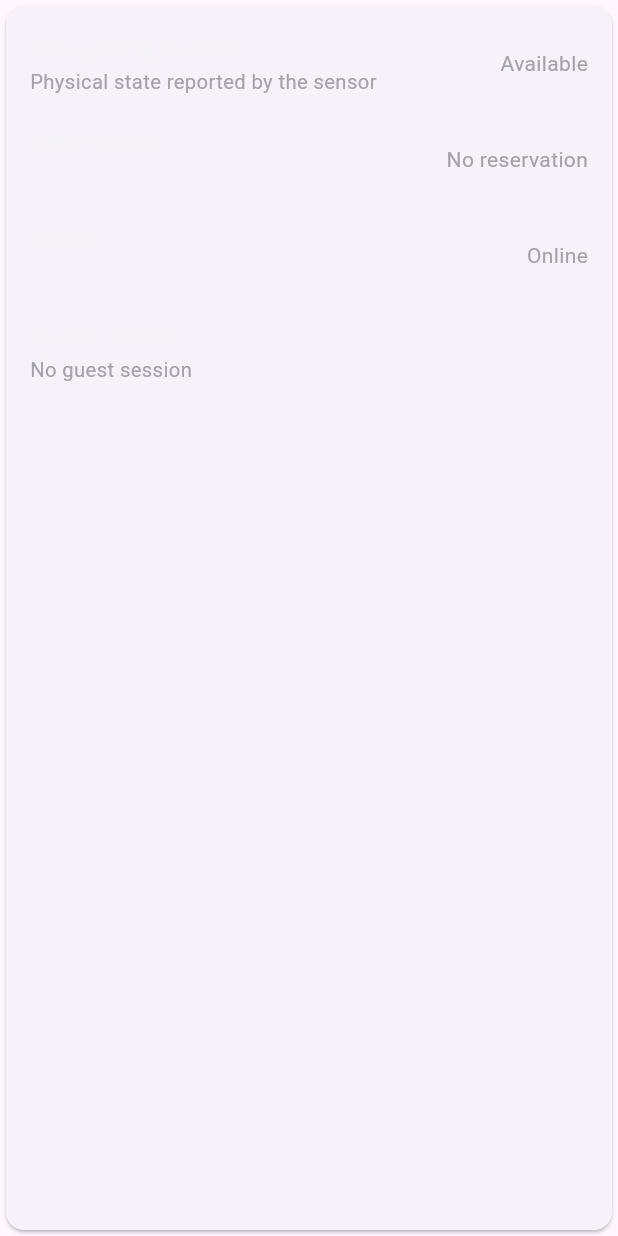
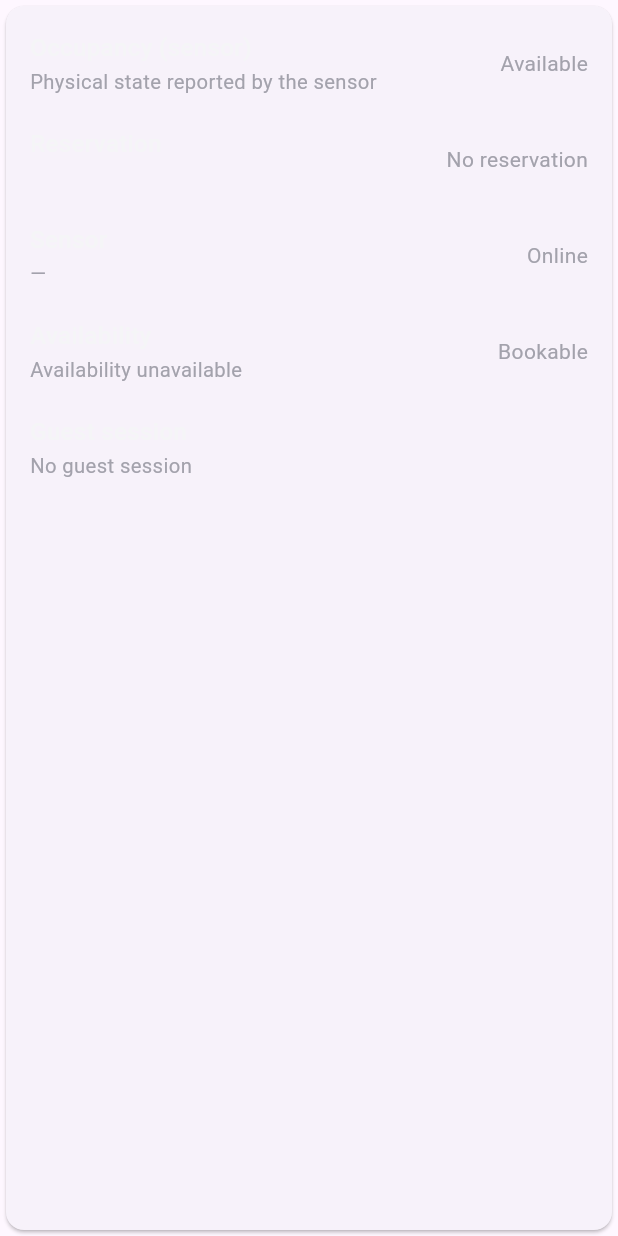
Before and after one commit to yachiqo-upc/spotgo-flutter-app, a Flutter app: the SpotStateTable widget shown alone on an empty page, opened directly with empty values, on a phone screen of 412 x 824 dp. Run offline on Flutter 3.47's test engine with Material 3 defaults, Android fonts, the phone set to English and light mode, and no system bars; our stand-ins replace image_picker; accounts and stored records are empty.

Commit message:
fix(occupancy): respect bookable flag from availability

```diff
--- a/lib/data/models/parking_spot.dart
+++ b/lib/data/models/parking_spot.dart
@@ -36,7 +36,9 @@ enum ReservationState {
 enum SensorHealth {
   healthy('Online'),
   degraded('Degraded'),
-  failed('Offline');
+  failed('Offline'),
+  noSensor('No active sensor'),
+  unknown('Unknown');
 
   const SensorHealth(this.label);
 
@@ -66,8 +68,10 @@ class ParkingSpot {
     required this.sensorId,
     required this.sensorHealth,
     required this.lastReadingAt,
+    this.bookable = true,
     this.operationalStatus = 'ACTIVE',
     this.availabilityReason = '',
+    this.sensorHealthReason = '',
     this.reservationCode,
     this.guestSessionId,
   });
@@ -82,11 +86,15 @@ class ParkingSpot {
   final String sensorId;
   final SensorHealth sensorHealth;
   final DateTime lastReadingAt;
+  final bool bookable;
   final String operationalStatus;
   final String availabilityReason;
+  final String sensorHealthReason;
   final String? guestSessionId;
 
-  bool get sensorReliable => sensorHealth != SensorHealth.failed;
+  bool get sensorReliable =>
+      sensorHealth == SensorHealth.healthy ||
+      sensorHealth == SensorHealth.degraded;
 
   SpotAvailability get availability {
     if (!sensorReliable ||
@@ -105,7 +113,32 @@ class ParkingSpot {
     return SpotAvailability.available;
   }
 
-  bool get canStartGuestSession => availability == SpotAvailability.available;
+  bool get canStartGuestSession =>
+      bookable && availability == SpotAvailability.available;
+
+  String get availabilityReasonLabel {
+    if (availabilityReason.isEmpty) return 'Availability unavailable';
+    return _reasonLabel(availabilityReason);
+  }
+
+  String get sensorHealthReasonLabel =>
+      sensorHealthReason.isEmpty ? '' : _reasonLabel(sensorHealthReason);
+
+  static String _reasonLabel(String reason) {
+    const knownReasons = {
+      'FUTURE_SLOT_NO_KNOWN_BLOCK': 'No known block for this time slot',
+      'RESERVATION_OR_OPEN_STAY': 'Reservation or guest session in progress',
+      'NO_ACTIVE_SENSOR': 'No active sensor',
+    };
+    return knownReasons[reason] ??
+        reason
+            .replaceAll('_', ' ')
+            .toLowerCase()
+            .replaceFirstMapped(
+              RegExp(r'^[a-z]'),
+              (match) => match[0]!.toUpperCase(),
+            );
+  }
 
   /// Occupied without an active reservation or guest session (US06).
   bool get hasUnvalidatedOccupancy =>
@@ -125,6 +158,9 @@ class ParkingSpot {
     OccupancyStatus? occupancy,
     ReservationState? reservation,
     SensorHealth? sensorHealth,
+    bool? bookable,
+    String? availabilityReason,
+    String? sensorHealthReason,
     DateTime? lastReadingAt,
     String? guestSessionId,
     bool clearGuestSession = false,
@@ -140,8 +176,10 @@ class ParkingSpot {
       sensorId: sensorId,
       sensorHealth: sensorHealth ?? this.sensorHealth,
       lastReadingAt: lastReadingAt ?? this.lastReadingAt,
+      bookable: bookable ?? this.bookable,
       operationalStatus: operationalStatus,
-      availabilityReason: availabilityReason,
+      availabilityReason: availabilityReason ?? this.availabilityReason,
+      sensorHealthReason: sensorHealthReason ?? this.sensorHealthReason,
       guestSessionId: clearGuestSession
           ? null
           : guestSessionId ?? this.guestSessionId,
--- a/lib/features/guests/new_guest_session_screen.dart
+++ b/lib/features/guests/new_guest_session_screen.dart
@@ -6,7 +6,6 @@ import '../../core/utils/formatters.dart';
 import '../../core/widgets/cards.dart';
 import '../../core/widgets/page_layout.dart';
 import '../../data/models/guest_session.dart';
-import '../../data/models/parking_spot.dart';
 import '../../data/repositories/parking_repository.dart';
 import '../../domain/parking_rules.dart';
 
@@ -193,7 +192,7 @@ class _NewGuestSessionScreenState extends State<NewGuestSessionScreen> {
                           enabled: spot.canStartGuestSession,
                           child: Text(
                             '${spot.code} · ${spot.type.label} · '
-                            '${spot.availability.label}',
+                            '${spot.canStartGuestSession ? spot.availability.label : spot.availabilityReasonLabel}',
                             style: TextStyle(
                               color: spot.canStartGuestSession
                                   ? AppColors.textPrimary
@@ -206,8 +205,7 @@ class _NewGuestSessionScreenState extends State<NewGuestSessionScreen> {
                     validator: (value) {
                       if (value == null) return 'Select a parking spot';
                       final spot = admin.spotById(value);
-                      if (spot == null ||
-                          spot.availability != SpotAvailability.available) {
+                      if (spot == null || !spot.canStartGuestSession) {
                         return 'Select an Available spot';
                       }
                       return null;
--- a/lib/features/occupancy/occupancy_screen.dart
+++ b/lib/features/occupancy/occupancy_screen.dart
@@ -815,7 +815,11 @@ class _SpotDetailsSheetState extends State<_SpotDetailsSheet> {
                     if (!widget.spot.canStartGuestSession ||
                         !(widget.zone?.isActive ?? false))
                       SpotNotice(
-                        observation.reason.isNotEmpty ? observation.reason : 'A sensor reading is required before this spot can be used.',
+                        !widget.spot.bookable
+                            ? widget.spot.availabilityReasonLabel
+                            : observation.reason.isNotEmpty
+                            ? observation.reason
+                            : 'A sensor reading is required before this spot can be used.',
                       ),
                     if (widget.spot.canStartGuestSession &&
                         (widget.zone?.isActive ?? false)) ...[
--- a/lib/features/occupancy/spot_widgets.dart
+++ b/lib/features/occupancy/spot_widgets.dart
@@ -300,6 +300,14 @@ class SpotStateTable extends StatelessWidget {
 
   @override
   Widget build(BuildContext context) {
+    final availabilityLabel = spot.bookable
+        ? 'Bookable'
+        : 'Not bookable · ${spot.availabilityReasonLabel}';
+    final sensorDetails = [
+      if (spot.sensorId.isNotEmpty) spot.sensorId,
+      if (spot.sensorHealthReasonLabel.isNotEmpty)
+        spot.sensorHealthReasonLabel,
+    ].join(' · ');
     return SectionCard(
       children: [
         InfoRow(
@@ -314,8 +322,13 @@ class SpotStateTable extends StatelessWidget {
         ),
         InfoRow(
           title: 'Sensor',
-          subtitle: spot.sensorId,
+          subtitle: sensorDetails.isEmpty ? '—' : sensorDetails,
           trailing: spot.sensorHealth.label,
+        ),
+        InfoRow(
+          title: 'Availability',
+          subtitle: spot.availabilityReasonLabel,
+          trailing: availabilityLabel,
         ),
         InfoRow(
           title: 'Guest session',
```
Also changed, not shown: lib/data/mock/mock_seed.dart (+19 -3 lines), lib/data/remote/remote_parking_repository.dart (+154 -25 lines), lib/features/occupancy/zone_occupancy_detail_screen.dart (+20 -5 lines).
